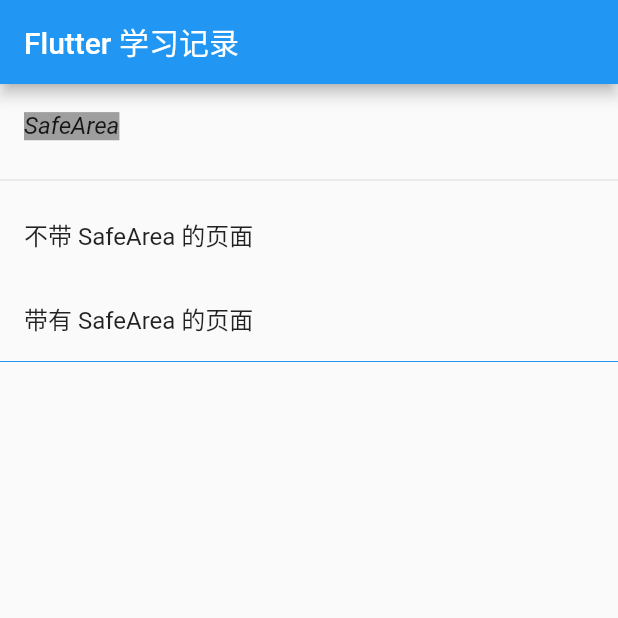
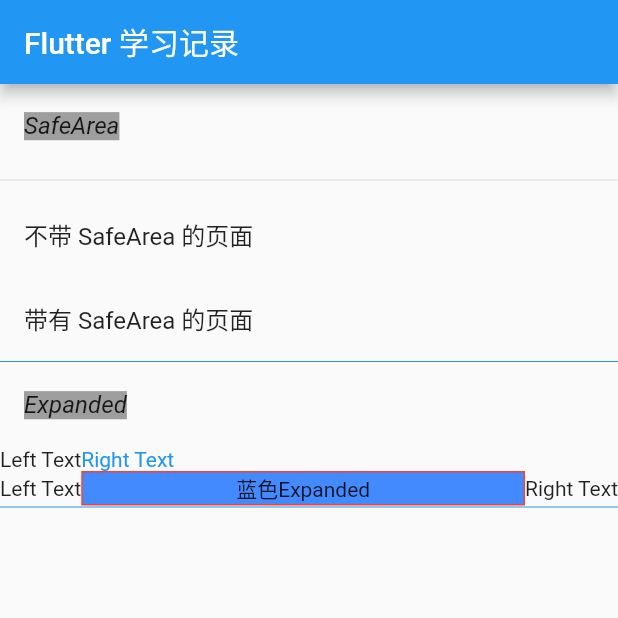
Before and after one commit to fluttercndev/FlutterLearningRecord, a Flutter app: the screen it shows after launch, on a phone screen of 412 x 824 dp, the top half of it. Run offline on Flutter 3.47's test engine with Material 2 defaults, Android fonts, the phone set to English and light mode, and no system bars.

Commit message:
添加Expanded代码

```diff
--- a/flutter_tutorial/lib/main.dart
+++ b/flutter_tutorial/lib/main.dart
@@ -39,8 +39,44 @@ class _MyHomePageState extends State<MyHomePage> {
           _safeAreaListTile(status: false),
           _safeAreaListTile(status: true),
           _sectionDivider(),
+          _sectionTypeListTile('Expanded'),
+          _normalRow(),
+          _expandedRow(),
+          _sectionDivider(),
         ],
       ),
+    );
+  }
+
+  Row _normalRow() {
+    return Row(
+      children: <Widget>[
+        Text('Left Text'),
+        Text(
+          'Right Text',
+          style: TextStyle(color: Colors.blue),
+        )
+      ],
+    );
+  }
+
+  Row _expandedRow() {
+    return Row(
+      children: <Widget>[
+        Text('Left Text'),
+        Expanded(
+            child: Container(
+          decoration: BoxDecoration(
+              color: Colors.blueAccent,
+              border: Border.all(style: BorderStyle.solid, color: Colors.red)),
+          child: Center(
+            child: Text('蓝色Expanded'),
+          ),
+          // color 不能和 decoration 同时使用
+          // color: Colors.blueGrey,
+        )),
+        Text('Right Text')
+      ],
     );
   }
 
```
